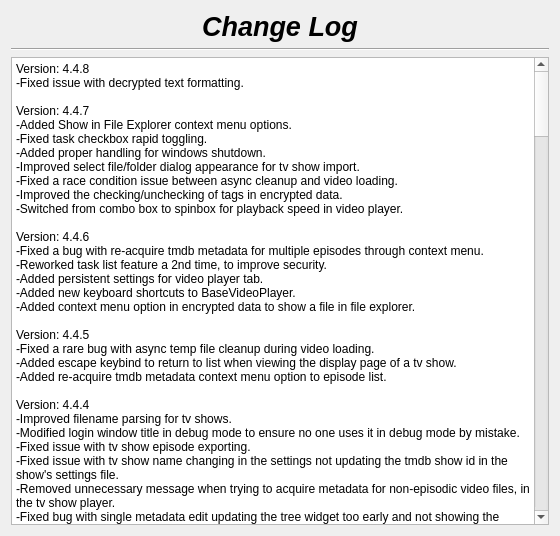
Before: the Qt Designer form changelog.ui in therealMaPMaKeR/MMDiary, drawn with Qt 5.
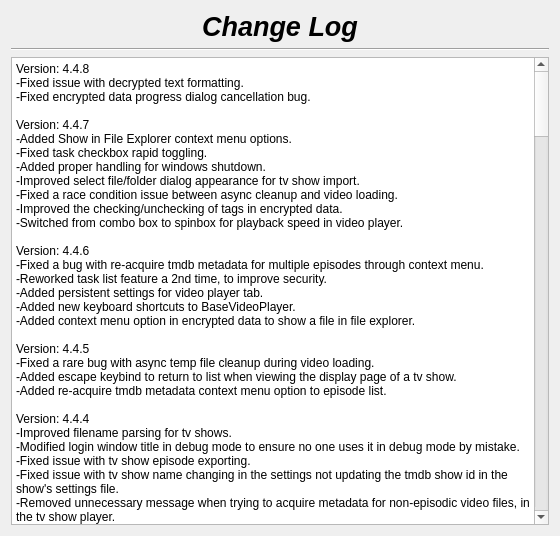
After: the same form once the commit is applied.

Commit message:
fixed progress dialog not closing on cancel
in encrypted data tab

Patch:
```diff
--- a/changelog.ui
+++ b/changelog.ui
@@ -56,6 +56,7 @@
 li.checked::marker { content: &quot;\2612&quot;; }
 &lt;/style&gt;&lt;/head&gt;&lt;body style=&quot; font-family:'Segoe UI'; font-size:9pt; font-weight:400; font-style:normal;&quot;&gt;
 &lt;p style=&quot; margin-top:0px; margin-bottom:0px; margin-left:0px; margin-right:0px; -qt-block-indent:0; text-indent:0px;&quot;&gt;Version: 4.4.8&lt;br /&gt;-Fixed issue with decrypted text formatting.&lt;/p&gt;
+&lt;p style=&quot; margin-top:0px; margin-bottom:0px; margin-left:0px; margin-right:0px; -qt-block-indent:0; text-indent:0px;&quot;&gt;-Fixed encrypted data progress dialog cancellation bug.&lt;/p&gt;
 &lt;p style=&quot;-qt-paragraph-type:empty; margin-top:0px; margin-bottom:0px; margin-left:0px; margin-right:0px; -qt-block-indent:0; text-indent:0px;&quot;&gt;&lt;br /&gt;&lt;/p&gt;
 &lt;p style=&quot; margin-top:0px; margin-bottom:0px; margin-left:0px; margin-right:0px; -qt-block-indent:0; text-indent:0px;&quot;&gt;Version: 4.4.7&lt;br /&gt;-Added Show in File Explorer context menu options.&lt;/p&gt;
 &lt;p style=&quot; margin-top:0px; margin-bottom:0px; margin-left:0px; margin-right:0px; -qt-block-indent:0; text-indent:0px;&quot;&gt;-Fixed task checkbox rapid toggling.&lt;br /&gt;-Added proper handling for windows shutdown.&lt;/p&gt;
```
The commit also changes 3 other files.
